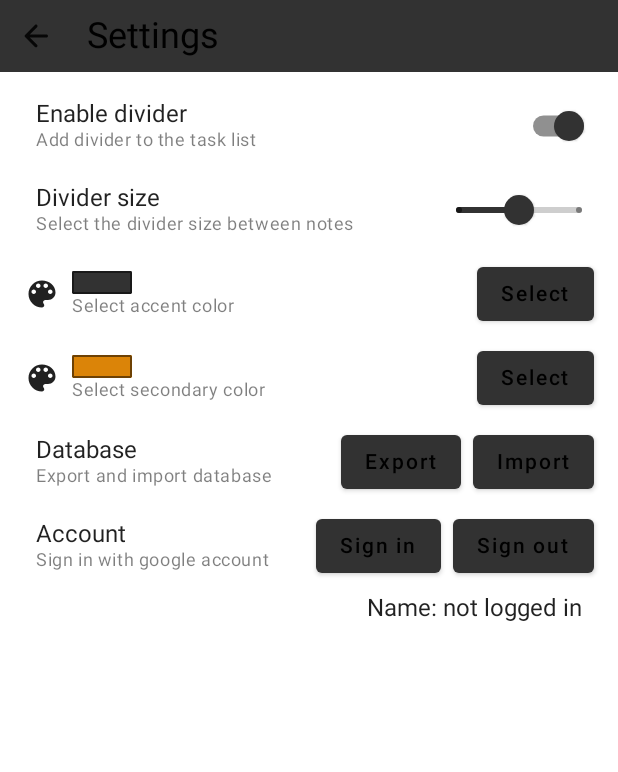
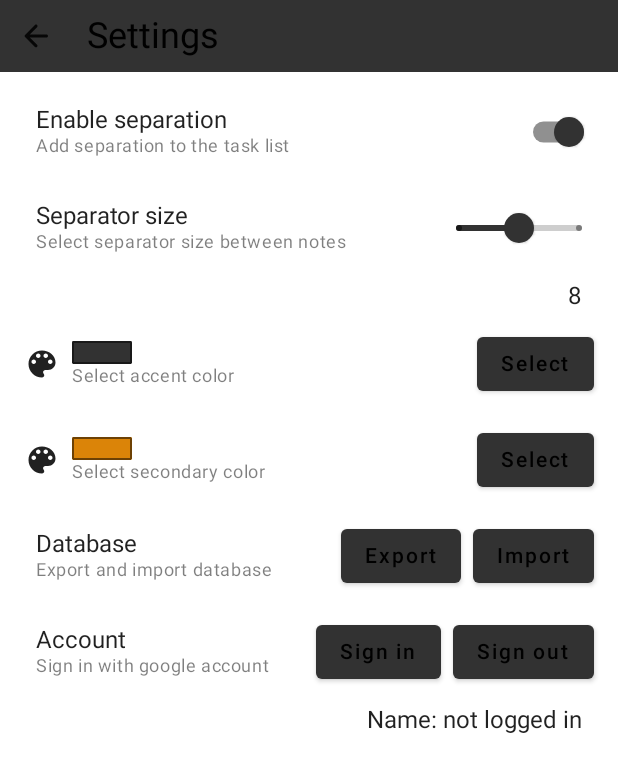
Before and after one commit to anikolsky/Doer, an Android app built with Jetpack Compose: the screen it shows after launch (MainActivity), after a tap on "Settings", on a phone screen of 412 x 824 dp. Shown: the top 772 px of the screen. Run offline under Robolectric (Android 15) with nearby library versions, the phone set to English and light mode, and no system bars; our stand-ins replace Dagger/Hilt's generated code, Firebase (no records; nobody signed in at launch, a user with empty details on screens opened directly), Room's generated code, accompanist; libraries missing offline, so code that uses them is left out: com.github.skydoves.colorpicker.

Commit message:
added option for notes separator size

```diff
--- a/app/src/main/java/com/omtorney/doer/core/presentation/MainActivity.kt
+++ b/app/src/main/java/com/omtorney/doer/core/presentation/MainActivity.kt
@@ -8,7 +8,6 @@ import androidx.activity.compose.rememberLauncherForActivityResult
 import androidx.activity.compose.setContent
 import androidx.activity.result.IntentSenderRequest
 import androidx.activity.result.contract.ActivityResultContracts
-import androidx.compose.animation.AnimatedContentScope
 import androidx.compose.animation.ExperimentalAnimationApi
 import androidx.compose.animation.core.tween
 import androidx.compose.animation.slideInHorizontally
@@ -66,7 +65,8 @@ class MainActivity : ComponentActivity() {
                     val systemUiController = rememberSystemUiController()
                     val accentColor by mainViewModel.accentColor.collectAsStateWithLifecycle()
                     val secondaryColor by mainViewModel.secondaryColor.collectAsStateWithLifecycle()
-                    val lineSeparatorState by mainViewModel.lineSeparatorState.collectAsStateWithLifecycle()
+                    val noteSeparatorState by mainViewModel.noteSeparatorState.collectAsStateWithLifecycle()
+                    val noteSeparatorSize by mainViewModel.noteSeparatorSize.collectAsStateWithLifecycle()
                     systemUiController.setStatusBarColor(Color(accentColor))
 
                     val signInState by mainViewModel.signInState.collectAsStateWithLifecycle()
@@ -97,7 +97,8 @@ class MainActivity : ComponentActivity() {
                                 navController = navController,
                                 accentColor = accentColor,
                                 secondaryColor = secondaryColor,
-                                lineSeparatorState = lineSeparatorState,
+                                noteSeparatorState = noteSeparatorState,
+                                noteSeparatorSize = noteSeparatorSize,
                                 onNoteClick = { noteId ->
                                     navController.navigate(Screen.Note.route + "?noteId=$noteId") {
                                         popUpTo(navController.graph.findStartDestination().id) { saveState = true }
@@ -191,13 +192,15 @@ class MainActivity : ComponentActivity() {
                             LaunchedEffect(key1 = signInState.isSignInSuccessful) {
                                 if (signInState.isSignInSuccessful) {
                                     Toast.makeText(applicationContext, "Sign in successful", Toast.LENGTH_SHORT).show()
+                                    mainViewModel.resetState()
                                 }
                             }
                             SettingsScreen(
                                 navController = navController,
                                 accentColor = accentColor,
                                 secondaryColor = secondaryColor,
-                                lineSeparatorState = lineSeparatorState,
+                                noteSeparatorState = noteSeparatorState,
+                                noteSeparatorSize = noteSeparatorSize,
                                 signInState = signInState,
                                 userData = googleAuthUiClient.getSignedInUser(),
                                 onClickClose = { navController.popBackStack() },
--- a/app/src/main/java/com/omtorney/doer/core/presentation/MainViewModel.kt
+++ b/app/src/main/java/com/omtorney/doer/core/presentation/MainViewModel.kt
@@ -32,10 +32,16 @@ class MainViewModel @Inject constructor(
         initialValue = Constants.INITIAL_SECONDARY_COLOR
     )
 
-    val lineSeparatorState = settingsDataStore.getLineSeparatorState.stateIn(
+    val noteSeparatorState = settingsDataStore.getNoteSeparatorState.stateIn(
         scope = viewModelScope,
         started = SharingStarted.WhileSubscribed(),
         initialValue = true
+    )
+
+    val noteSeparatorSize = settingsDataStore.getNoteSeparatorSize.stateIn(
+        scope = viewModelScope,
+        started = SharingStarted.WhileSubscribed(),
+        initialValue = 8
     )
 
     /** Sign in */
--- a/app/src/main/java/com/omtorney/doer/notes/presentation/notelist/NotesScreen.kt
+++ b/app/src/main/java/com/omtorney/doer/notes/presentation/notelist/NotesScreen.kt
@@ -34,7 +34,8 @@ fun NotesScreen(
     navController: NavController,
     accentColor: Long,
     secondaryColor: Long,
-    lineSeparatorState: Boolean,
+    noteSeparatorState: Boolean,
+    noteSeparatorSize: Int,
     onNoteClick: (Long) -> Unit,
     onAddNoteClick: () -> Unit,
     onSettingsClick: () -> Unit
@@ -119,10 +120,11 @@ fun NotesScreen(
             }
             LazyColumn(
                 modifier = Modifier
-                    .padding(start = 10.dp, end = 10.dp, top = 10.dp, bottom = 0.dp)
+                    .padding(horizontal = 10.dp)
                     .fillMaxSize()
                     .testTag("NOTES_SCREEN_LAZY_COLUMN")
             ) {
+                item { Spacer(modifier = Modifier.height(noteSeparatorSize.dp)) }
                 /** Pinned list */
                 items(
                     items = state.notes,
@@ -135,8 +137,8 @@ fun NotesScreen(
                             onLongClick = { viewModel.onEvent(NotesEvent.Pin(note)) },
                             modifier = Modifier.animateItemPlacement()
                         )
-                        if (lineSeparatorState) {
-                            Spacer(modifier = Modifier.height(8.dp)) // TODO add an option
+                        if (noteSeparatorState) {
+                            Spacer(modifier = Modifier.height(noteSeparatorSize.dp))
                         }
                     }
                 }
@@ -170,8 +172,8 @@ fun NotesScreen(
                                 .animateItemPlacement()
                                 .testTag("NOTE_ITEM")
                         )
-                        if (lineSeparatorState) {
-                            Spacer(modifier = Modifier.height(8.dp)) // TODO add an option
+                        if (noteSeparatorState) {
+                            Spacer(modifier = Modifier.height(noteSeparatorSize.dp))
                         }
                     }
                 }
--- a/app/src/main/java/com/omtorney/doer/settings/data/SettingsStore.kt
+++ b/app/src/main/java/com/omtorney/doer/settings/data/SettingsStore.kt
@@ -4,6 +4,7 @@ import androidx.datastore.core.DataStore
 import androidx.datastore.preferences.core.Preferences
 import androidx.datastore.preferences.core.booleanPreferencesKey
 import androidx.datastore.preferences.core.edit
+import androidx.datastore.preferences.core.intPreferencesKey
 import androidx.datastore.preferences.core.longPreferencesKey
 import com.omtorney.doer.core.util.Constants
 import kotlinx.coroutines.flow.Flow
@@ -13,18 +14,29 @@ import javax.inject.Inject
 class SettingsStore @Inject constructor(private val dataStore: DataStore<Preferences>) {
 
     private companion object {
-        val LINE_SEPARATOR_STATE = booleanPreferencesKey("line_separator_state")
+        val NOTE_SEPARATOR_STATE = booleanPreferencesKey("note_separator_state")
+        val NOTE_SEPARATOR_SIZE = intPreferencesKey("note_separator_size")
         val ACCENT_COLOR = longPreferencesKey("accent_color")
         val SECONDARY_COLOR = longPreferencesKey("secondary_color")
     }
 
-    val getLineSeparatorState: Flow<Boolean> = dataStore.data.map { preferences ->
-            preferences[LINE_SEPARATOR_STATE] ?: true
+    val getNoteSeparatorState: Flow<Boolean> = dataStore.data.map { preferences ->
+            preferences[NOTE_SEPARATOR_STATE] ?: true
         }
 
-    suspend fun setLineSeparatorState(state: Boolean) {
+    suspend fun setNoteSeparatorState(state: Boolean) {
         dataStore.edit { preferences ->
-            preferences[LINE_SEPARATOR_STATE] = state
+            preferences[NOTE_SEPARATOR_STATE] = state
+        }
+    }
+
+    val getNoteSeparatorSize: Flow<Int> = dataStore.data.map { preferences ->
+        preferences[NOTE_SEPARATOR_SIZE] ?: 8
+    }
+
+    suspend fun setNoteSeparatorSize(size: Int) {
+        dataStore.edit { preferences ->
+            preferences[NOTE_SEPARATOR_SIZE] = size
         }
     }
 
--- a/app/src/main/java/com/omtorney/doer/settings/presentation/SettingsScreen.kt
+++ b/app/src/main/java/com/omtorney/doer/settings/presentation/SettingsScreen.kt
@@ -41,7 +41,8 @@ fun SettingsScreen(
     navController: NavController,
     accentColor: Long,
     secondaryColor: Long,
-    lineSeparatorState: Boolean,
+    noteSeparatorState: Boolean,
+    noteSeparatorSize: Int,
     signInState: SignInState,
     userData: UserData?,
     viewModel: SettingsViewModel = hiltViewModel(),
@@ -50,7 +51,6 @@ fun SettingsScreen(
     onSignOutClick: () -> Unit
 ) {
     val context = LocalContext.current
-    var sliderValue by remember { mutableStateOf(8) }
     var colorPickerOpen by remember { mutableStateOf(false) }
     var colorType by remember { mutableStateOf<ColorType>(ColorType.Accent) }
     val scaffoldState = rememberScaffoldState()
@@ -81,22 +81,29 @@ fun SettingsScreen(
                     .fillMaxSize()
                     .padding(8.dp)
             ) {
-                /** Line divider switcher */
+                /** Note separator switcher */
                 MenuSwitcher(
                     color = accentColor,
-                    title = { Text(text = "Enable divider") },
-                    subtitle = "Add divider to the task list",
-                    state = lineSeparatorState,
-                    onCheckedChange = { viewModel.setLineSeparatorState(it) }
+                    title = { Text(text = "Enable separation") },
+                    subtitle = "Add separation to the task list",
+                    state = noteSeparatorState,
+                    onCheckedChange = { viewModel.setNoteSeparatorState(it) }
                 )
-                /** Divider size */
+                /** Separator size */
                 MenuSlider(
                     color = accentColor,
-                    title = { Text(text = "Divider size") },
-                    subtitle = "Select the divider size between notes",
-                    value = sliderValue.toFloat(),
+                    title = { Text(text = "Separator size") },
+                    subtitle = "Select separator size between notes",
+                    value = noteSeparatorSize.toFloat(),
                     valueRange = (1f..15f),
-                    onSlide = { sliderValue = it.toInt() }
+                    onSlide = { viewModel.setNoteSeparatorSize(it.toInt()) }
+                )
+                Text(
+                    text = noteSeparatorSize.toString(),
+                    textAlign = TextAlign.End,
+                    modifier = Modifier
+                        .fillMaxWidth()
+                        .padding(horizontal = 16.dp, vertical = 4.dp)
                 )
                 /** Accent color */
                 MenuButton(
@@ -186,8 +193,8 @@ fun SettingsScreen(
                     text = "Name: ${userData?.username ?: "not logged in"}",
                     textAlign = TextAlign.End,
                     modifier = Modifier
+                        .fillMaxWidth()
                         .padding(horizontal = 16.dp, vertical = 4.dp)
-                        .fillMaxWidth()
                 )
             }
         }
--- a/app/src/main/java/com/omtorney/doer/settings/presentation/SettingsViewModel.kt
+++ b/app/src/main/java/com/omtorney/doer/settings/presentation/SettingsViewModel.kt
@@ -9,8 +9,6 @@ import androidx.lifecycle.viewModelScope
 import com.google.gson.GsonBuilder
 import com.omtorney.doer.notes.domain.usecase.NoteUseCases
 import com.omtorney.doer.settings.data.SettingsStore
-import com.omtorney.doer.settings.presentation.signin.SignInResult
-import com.omtorney.doer.settings.presentation.signin.SignInState
 import dagger.hilt.android.lifecycle.HiltViewModel
 import kotlinx.coroutines.flow.*
 import kotlinx.coroutines.launch
@@ -23,8 +21,11 @@ class SettingsViewModel @Inject constructor(
     private val settingsDataStore: SettingsStore
 ) : ViewModel() {
 
-    fun setLineSeparatorState(state: Boolean) = viewModelScope.launch {
-        settingsDataStore.setLineSeparatorState(state)
+    fun setNoteSeparatorState(state: Boolean) = viewModelScope.launch {
+        settingsDataStore.setNoteSeparatorState(state)
+    }
+    fun setNoteSeparatorSize(size: Int) = viewModelScope.launch {
+        settingsDataStore.setNoteSeparatorSize(size)
     }
 
     fun setAccentColor(color: Color) = viewModelScope.launch {
--- a/app/src/main/java/com/omtorney/doer/settings/presentation/components/SettingsElements.kt
+++ b/app/src/main/java/com/omtorney/doer/settings/presentation/components/SettingsElements.kt
@@ -171,7 +171,7 @@ fun ElementFrame(
 ) {
     Row(
         verticalAlignment = Alignment.CenterVertically,
-        modifier = modifier.padding(horizontal = 8.dp, vertical = 4.dp)
+        modifier = modifier.padding(8.dp)
     ) {
         icon?.invoke()
         Column(
--- a/app/src/main/java/com/omtorney/doer/settings/presentation/signin/GoogleAuthUiClient.kt
+++ b/app/src/main/java/com/omtorney/doer/settings/presentation/signin/GoogleAuthUiClient.kt
@@ -77,7 +77,7 @@ class GoogleAuthUiClient(
             .setGoogleIdTokenRequestOptions(
                 GoogleIdTokenRequestOptions.builder()
                     .setSupported(true)
-                    .setFilterByAuthorizedAccounts(false)
+                    .setFilterByAuthorizedAccounts(false) // Only show accounts previously used to sign in
                     .setServerClientId(context.getString(R.string.web_client_id))
                     .build()
             )
```
